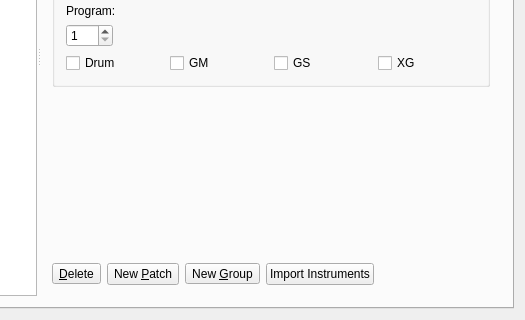
Before: the Qt Designer form oom/instruments/editinstrumentbase.ui in ccherrett/oom, drawn with Qt 5; both pictures show x 475 to 1000 and y 280 to 600 of the 1000 by 600 pixel window.
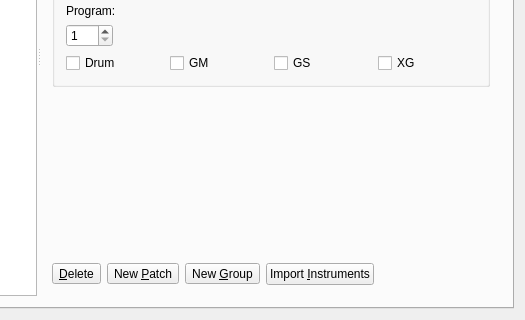
After: the same form once the commit is applied.

Commit message: Added skeleton for dialog to manage LS instrument import

```diff
--- a/oom/instruments/editinstrumentbase.ui
+++ b/oom/instruments/editinstrumentbase.ui
@@ -403,7 +403,7 @@
                <item>
                 <widget class="QToolButton" name="patchNew">
                  <property name="sizePolicy">
-                  <sizepolicy hsizetype="Preferred" vsizetype="Minimum">
+                  <sizepolicy hsizetype="Fixed" vsizetype="Fixed">
                    <horstretch>0</horstretch>
                    <verstretch>0</verstretch>
                   </sizepolicy>
@@ -434,8 +434,23 @@
                </item>
                <item>
                 <widget class="QPushButton" name="btnImport">
+                 <property name="sizePolicy">
+                  <sizepolicy hsizetype="Fixed" vsizetype="Fixed">
+                   <horstretch>0</horstretch>
+                   <verstretch>0</verstretch>
+                  </sizepolicy>
+                 </property>
+                 <property name="focusPolicy">
+                  <enum>Qt::TabFocus</enum>
+                 </property>
+                 <property name="toolTip">
+                  <string>Import instrument maps directly from linuxsampler</string>
+                 </property>
                  <property name="text">
-                  <string>Import Instruments</string>
+                  <string>Import &amp;Instruments</string>
+                 </property>
+                 <property name="shortcut">
+                  <string>Alt+I</string>
                  </property>
                 </widget>
                </item>
```
Left out of the diff: 8 changed lines with no effect on the pictures. The commit also changes 4 other files.
